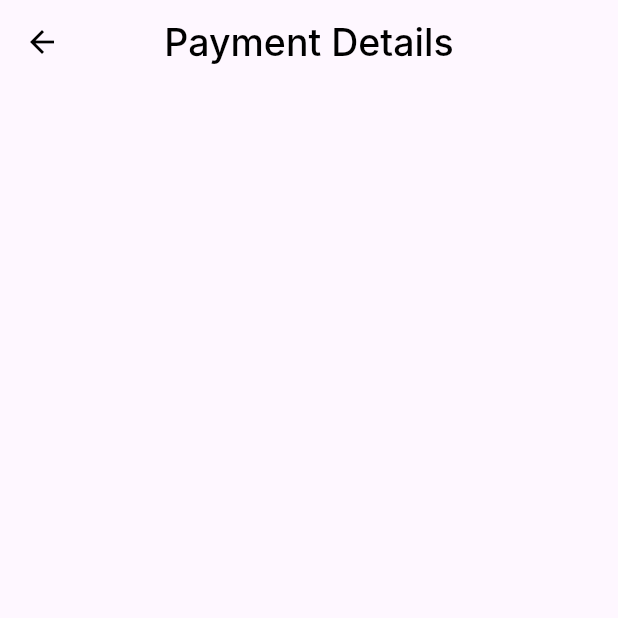
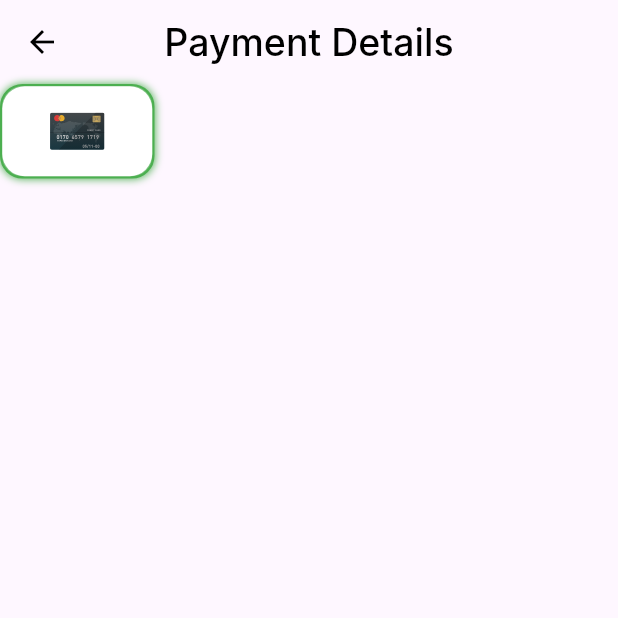
Before and after one commit to Salimboughanmi/payment_application, a Flutter app: the PaymentDetails screen opened directly, on a phone screen of 412 x 824 dp, the top half of it. Run offline on Flutter 3.47's test engine with Material 3 defaults, Android fonts, the phone set to English and light mode, and no system bars; our stand-ins replace flutter_svg; Roboto replaces fonts that are missing (Inter).

Commit message:
add cart methode payment

```diff
--- a/payment_project/lib/Feature/Checkout/presentation/Views/payment_details.dart
+++ b/payment_project/lib/Feature/Checkout/presentation/Views/payment_details.dart
@@ -1,5 +1,6 @@
 import 'package:flutter/material.dart';
 import 'package:payment_project/core/widgets/custom_app_bar.dart';
+import 'package:payment_project/core/widgets/payment_details_view_body.dart';
 
 class PaymentDetails extends StatelessWidget {
   const PaymentDetails({super.key});
@@ -8,6 +9,7 @@ class PaymentDetails extends StatelessWidget {
   Widget build(BuildContext context) {
     return Scaffold(
       appBar: buildAppBar(title: 'Payment Details'),
+      body: PaymentDetailsViewBody(),
     );
   }
 }
--- /dev/null
+++ b/payment_project/lib/core/widgets/payment_details_view_body.dart
@@ -0,0 +1,15 @@
+import 'package:flutter/material.dart';
+import 'package:payment_project/core/widgets/payment_methode_item.dart';
+
+class PaymentDetailsViewBody extends StatelessWidget {
+  const PaymentDetailsViewBody({super.key});
+
+  @override
+  Widget build(BuildContext context) {
+    return Row(
+      children: [
+        PaymentMethodeItem(),
+      ],
+    );
+  }
+}
--- /dev/null
+++ b/payment_project/lib/core/widgets/payment_methode_item.dart
@@ -0,0 +1,39 @@
+import 'package:flutter/material.dart';
+import 'package:flutter_svg/svg.dart';
+
+class PaymentMethodeItem extends StatelessWidget {
+  const PaymentMethodeItem({
+    super.key,
+  });
+
+  @override
+  Widget build(BuildContext context) {
+    return Container(
+      width: 103,
+      height: 63,
+      decoration: ShapeDecoration(
+        shape: RoundedRectangleBorder(
+          side: BorderSide(width: 1.50, color: Colors.green),
+          borderRadius: BorderRadius.circular(15),
+        ),
+        shadows: [
+          BoxShadow(
+              blurRadius: 4,
+              color: Colors.green,
+              offset: Offset(0, 0),
+              spreadRadius: 0),
+        ],
+      ),
+      child: Container(
+        decoration: BoxDecoration(
+            borderRadius: BorderRadius.circular(15), color: Colors.white),
+        child: Center(
+          child: SvgPicture.asset(
+            "assets/images/card.svg",
+            height: 25,
+          ),
+        ),
+      ),
+    );
+  }
+}
--- a/payment_project/pubspec.yaml
+++ b/payment_project/pubspec.yaml
@@ -35,6 +35,7 @@ dependencies:
   # The following adds the Cupertino Icons font to your application.
   # Use with the CupertinoIcons class for iOS style icons.
   cupertino_icons: ^1.0.6
+  flutter_svg: ^2.0.9
 
 dev_dependencies:
   flutter_test:
```
Also changed, not shown: payment_project/pubspec.lock.
